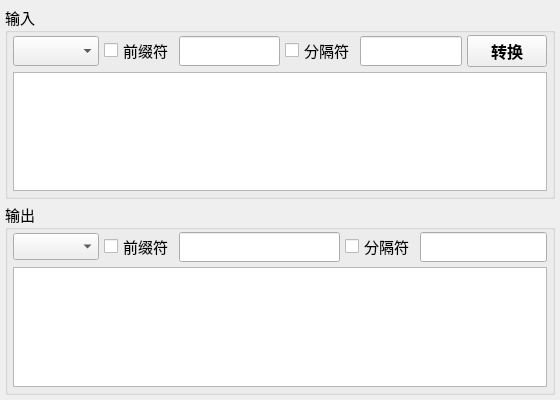
The window that Codec.ui (leichau/GSP) describes before a commit, drawn with Qt 5.
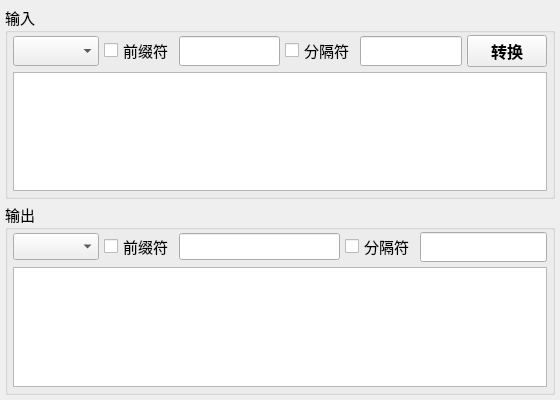
The same window after the commit.

Patch:
```diff
--- a/Codec.ui
+++ b/Codec.ui
@@ -194,7 +194,7 @@
         <item>
          <widget class="QLineEdit" name="lineEditPreOutput">
           <property name="sizePolicy">
-           <sizepolicy hsizetype="Expanding" vsizetype="Expanding">
+           <sizepolicy hsizetype="Expanding" vsizetype="Fixed">
             <horstretch>0</horstretch>
             <verstretch>0</verstretch>
            </sizepolicy>
```
